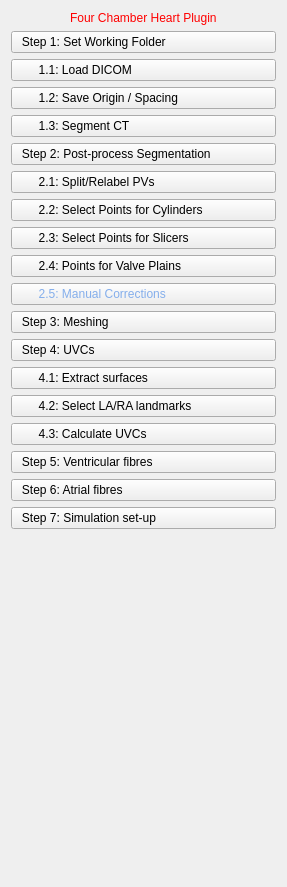
RosieBarrows/CemrgApp, file CemrgApp/Plugins/kcl.cemrgapp.fourchamber/src/internal/FourChamberViewControls.ui: the form before one commit.
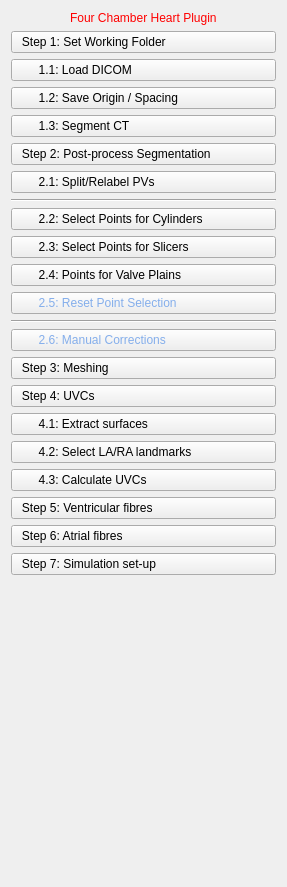
The form after the commit.

The edit to the form file:
```diff
--- a/CemrgApp/Plugins/kcl.cemrgapp.fourchamber/src/internal/FourChamberViewControls.ui
+++ b/CemrgApp/Plugins/kcl.cemrgapp.fourchamber/src/internal/FourChamberViewControls.ui
@@ -90,6 +90,13 @@
      </property>
     </widget>
    </item>
+   <item>
+    <widget class="Line" name="line">
+     <property name="orientation">
+      <enum>Qt::Horizontal</enum>
+     </property>
+    </widget>
+   </item>
    <item>
     <widget class="QPushButton" name="button_select_pts_a">
      <property name="styleSheet">
@@ -120,13 +127,30 @@
      </property>
     </widget>
    </item>
+   <item>
+    <widget class="QPushButton" name="button_select_pts_reset">
+     <property name="styleSheet">
+      <string notr="true">text-align: left; color: rgb(132, 174, 235);</string>
+     </property>
+     <property name="text">
+      <string>        2.5: Reset Point Selection</string>
+     </property>
+    </widget>
+   </item>
+   <item>
+    <widget class="Line" name="line_2">
+     <property name="orientation">
+      <enum>Qt::Horizontal</enum>
+     </property>
+    </widget>
+   </item>
    <item>
     <widget class="QPushButton" name="button_corrections">
      <property name="styleSheet">
       <string notr="true">text-align: left; color: rgb(132, 174, 235);</string>
      </property>
      <property name="text">
-      <string>        2.5: Manual Corrections</string>
+      <string>        2.6: Manual Corrections</string>
      </property>
     </widget>
    </item>
```
